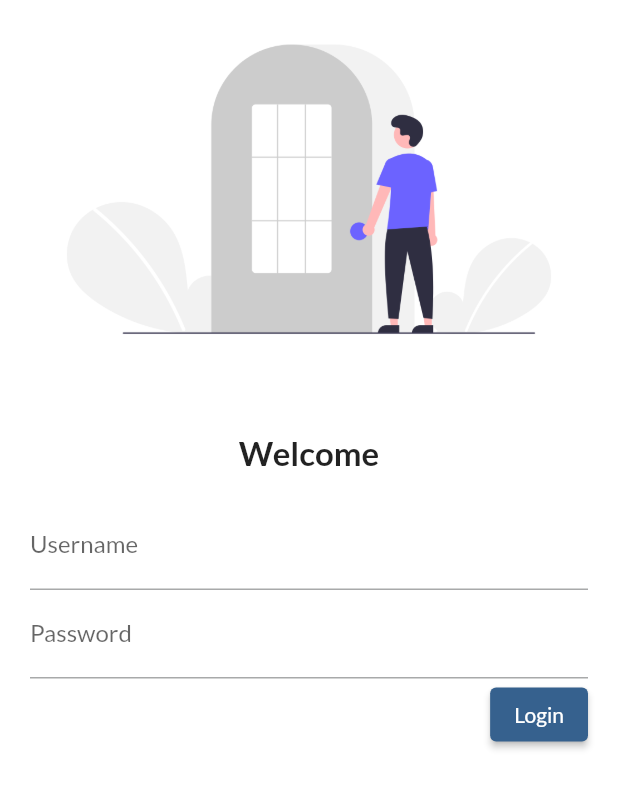
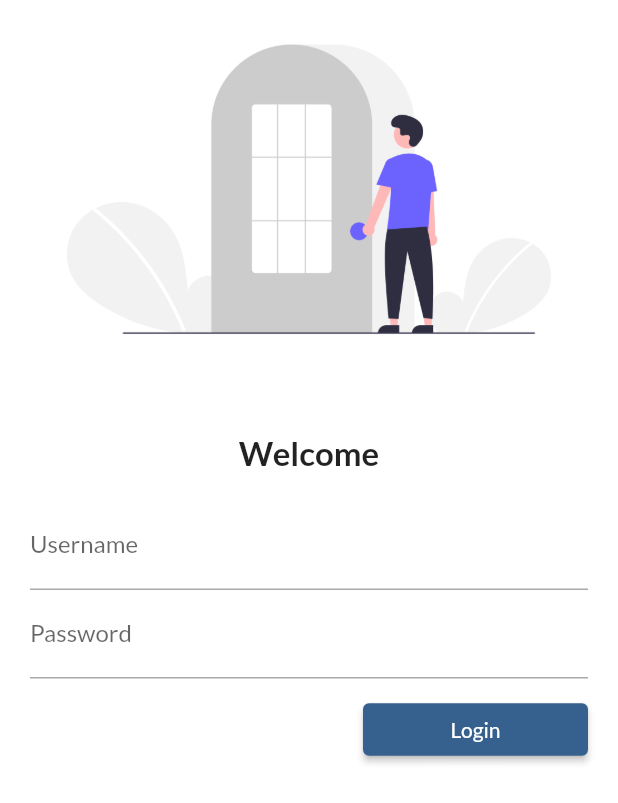
Before and after one commit to USAMA-app/flutter_catalog, a Flutter app: the screen it shows after launch, on a phone screen of 412 x 824 dp. Shown: the top 803 px of the screen. Run offline on Flutter 3.47's test engine with Material 3 defaults, Android fonts, the phone set to English and light mode, and no system bars; our stand-ins replace google_fonts.

```diff
--- a/lib/main.dart
+++ b/lib/main.dart
@@ -2,6 +2,7 @@ import 'package:flutter/material.dart';
 import 'package:flutter_catalog/pages/home_page.dart';
 import 'package:flutter_catalog/pages/Auth/login_page.dart';
 import 'package:google_fonts/google_fonts.dart';
+import 'utils/routes.dart';
 
 void main() {
   runApp(const MyApp());
@@ -23,9 +24,10 @@ class MyApp extends StatelessWidget {
         brightness: Brightness.dark,
         useMaterial3: false,
       ),
+      initialRoute: MyRoutes.loginRoute,
       routes: {
-        "/": (context) => LoginPage(),
-        "/login": (context) => LoginPage()
+        MyRoutes.homeRoute: (context) => HomePage(),
+        MyRoutes.loginRoute: (context) => LoginPage()
       },
     );
   }
--- a/lib/pages/Auth/login_page.dart
+++ b/lib/pages/Auth/login_page.dart
@@ -1,4 +1,5 @@
 import 'package:flutter/material.dart';
+import 'package:flutter_catalog/utils/routes.dart';
 
 class LoginPage extends StatelessWidget {
   const LoginPage({super.key});
@@ -7,17 +8,23 @@ class LoginPage extends StatelessWidget {
   Widget build(BuildContext context) {
     return Material(
         color: const Color.fromRGBO(255, 255, 255, 1),
+        child: SingleChildScrollView(
           child: Column(
             children: [
-            Image.asset("assets/images/login_image.png", fit: BoxFit.contain),
+              Image.asset(
+                "assets/images/login_image.png",
+                fit: BoxFit.contain,
+              ),
               SizedBox(height: 20),
               Padding(
-              padding: const EdgeInsets.symmetric(vertical: 16, horizontal: 20),
+                padding:
+                    const EdgeInsets.symmetric(vertical: 16, horizontal: 20),
                 child: Column(
                   children: [
                     Text(
                       "Welcome",
-                    style: TextStyle(fontWeight: FontWeight.bold, fontSize: 22),
+                      style:
+                          TextStyle(fontWeight: FontWeight.bold, fontSize: 22),
                     ),
                     SizedBox(
                       height: 20,
@@ -31,11 +38,18 @@ class LoginPage extends StatelessWidget {
                       decoration: InputDecoration(
                           label: Text("Password"), hintText: "Enter Password"),
                     ),
+                    SizedBox(
+                      height: 10,
+                    ),
                     Row(
                       mainAxisAlignment: MainAxisAlignment.end,
                       children: [
                         ElevatedButton(
-                        onPressed: () => {print("Clicked")},
+                          style:
+                              TextButton.styleFrom(minimumSize: Size(150, 35)),
+                          onPressed: () => {
+                            Navigator.pushNamed(context, MyRoutes.homeRoute)
+                          },
                           child: Text("Login"),
                         ),
                       ],
@@ -44,6 +58,7 @@ class LoginPage extends StatelessWidget {
                 ),
               )
             ],
+          ),
         ));
   }
 }
--- /dev/null
+++ b/lib/utils/routes.dart
@@ -0,0 +1,4 @@
+class MyRoutes {
+  static String homeRoute = "/";
+  static String loginRoute = "/login";
+}
```
Lines whose indentation alone changed are shown as unchanged.
